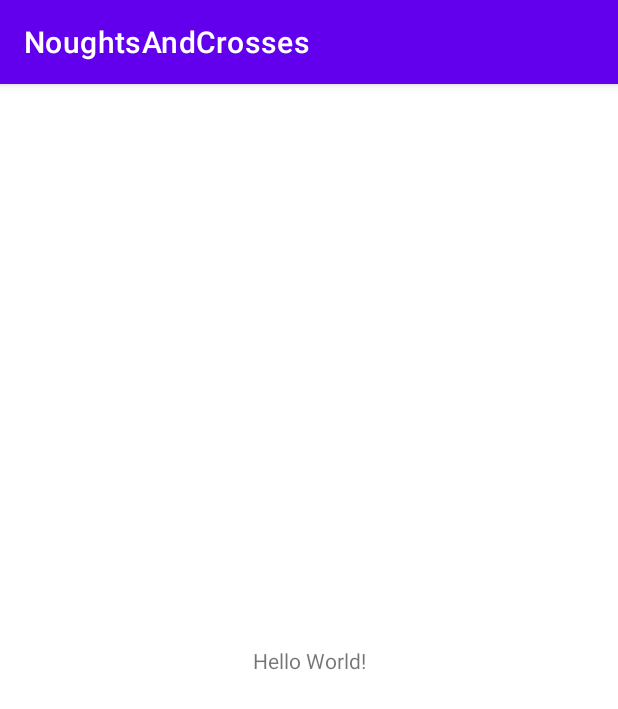
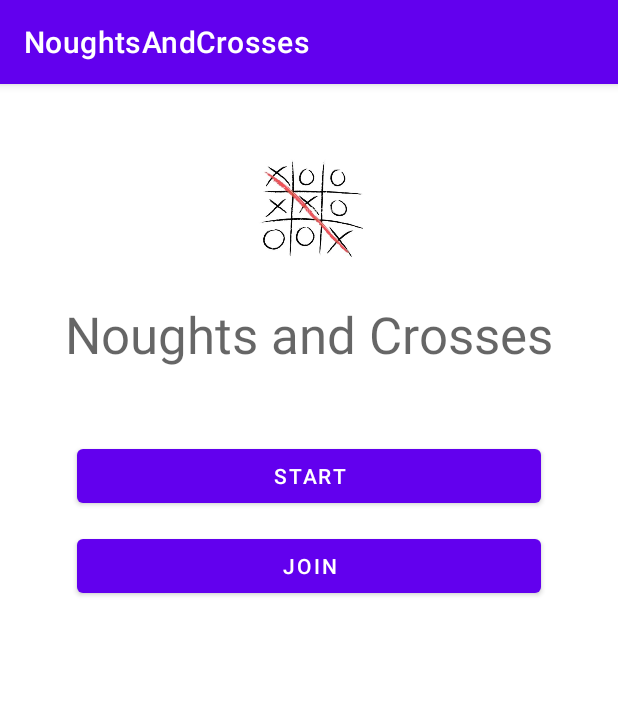
Before and after one commit to andersdrivdal/noughtsAndCrosses, an Android app: the screen it shows after launch (MainActivity), on a phone screen of 412 x 824 dp. Shown: the top 709 px of the screen. Run offline under Robolectric (Android 15) with nearby library versions, the phone set to English and light mode, and no system bars.

Commit message:
Add GameManager, dialogs etc to help verify GameService funcionality. CreateGame yields correct response from server

```diff
--- a/app/build.gradle
+++ b/app/build.gradle
@@ -16,6 +16,10 @@ android {
         versionName "1.0"
 
         testInstrumentationRunner "androidx.test.runner.AndroidJUnitRunner"
+    }
+
+    buildFeatures{
+        viewBinding true
     }
 
     buildTypes {
--- a/app/src/main/java/com/example/noughtsandcrosses/MainActivity.kt
+++ b/app/src/main/java/com/example/noughtsandcrosses/MainActivity.kt
@@ -2,10 +2,49 @@ package com.example.noughtsandcrosses
 
 import androidx.appcompat.app.AppCompatActivity
 import android.os.Bundle
+import android.util.Log
+import com.example.noughtsandcrosses.databinding.ActivityMainBinding
+import com.example.noughtsandcrosses.dialogs.CreateGameDialog
+import com.example.noughtsandcrosses.dialogs.GameDialogListener
+import com.example.noughtsandcrosses.dialogs.JoinGameDialog
 
-class MainActivity : AppCompatActivity() {
+class MainActivity : AppCompatActivity(), GameDialogListener {
+
+    val TAG:String = "MainActivity"
+
+    lateinit var binding: ActivityMainBinding
+
     override fun onCreate(savedInstanceState: Bundle?) {
         super.onCreate(savedInstanceState)
-        setContentView(R.layout.activity_main)
+        binding = ActivityMainBinding.inflate(layoutInflater)
+        setContentView(binding.root)
+
+        binding.startGameButton.setOnClickListener {
+            createNewGame()
+        }
+
+        binding.joinGameButton.setOnClickListener {
+            joinGame()
+        }
+
     }
+
+    private fun createNewGame(){
+        val dlg = CreateGameDialog()
+        dlg.show(supportFragmentManager,"CreateGameDialogFragment")
+    }
+
+    private fun joinGame(){
+        val dlg = JoinGameDialog()
+        dlg.show(supportFragmentManager,"JoinGameDialogFragment")
+    }
+
+    override fun onDialogCreateGame(player: String) {
+        Log.d(TAG,player)
+    }
+
+    override fun onDialogJoinGame(player: String, gameId: String) {
+        Log.d(TAG, "$player $gameId")
+    }
+
 }
--- /dev/null
+++ b/app/src/main/java/com/example/noughtsandcrosses/dialogs/DialogInterfaces.kt
@@ -0,0 +1,6 @@
+package com.example.noughtsandcrosses.dialogs
+
+interface GameDialogListener {
+    fun onDialogCreateGame(player:String)
+    fun onDialogJoinGame(player: String, gameId:String)
+}
--- /dev/null
+++ b/app/src/main/res/drawable-v26/ic_noughts_and_crosses.xml
@@ -0,0 +1,5 @@
+<?xml version="1.0" encoding="utf-8"?>
+<adaptive-icon xmlns:android="http://schemas.android.com/apk/res/android">
+    <background android:drawable="@drawable/ic_launcher_background"/>
+    <foreground android:drawable="@mipmap/ic_launcher_foreground"/>
+</adaptive-icon>
--- a/app/src/main/res/layout/activity_main.xml
+++ b/app/src/main/res/layout/activity_main.xml
@@ -6,13 +6,50 @@
     android:layout_height="match_parent"
     tools:context=".MainActivity">
 
-    <TextView
+
+    <ImageView
+        android:id="@+id/imageView"
         android:layout_width="wrap_content"
         android:layout_height="wrap_content"
-        android:text="Hello World!"
-        app:layout_constraintBottom_toBottomOf="parent"
-        app:layout_constraintLeft_toLeftOf="parent"
-        app:layout_constraintRight_toRightOf="parent"
-        app:layout_constraintTop_toTopOf="parent" />
+        android:layout_marginTop="48dp"
+        app:layout_constraintEnd_toEndOf="parent"
+        app:layout_constraintStart_toStartOf="parent"
+        app:layout_constraintTop_toTopOf="parent"
+        app:srcCompat="@drawable/ic_noughts_and_crosses"
+        android:contentDescription="@string/tre_pa_rad_logo" />
+
+    <TextView
+        android:id="@+id/title"
+        android:layout_width="wrap_content"
+        android:layout_height="wrap_content"
+        android:layout_marginTop="24dp"
+        android:text="@string/knots_and_crosses"
+        android:textAppearance="@style/TextAppearance.AppCompat.Display1"
+        app:layout_constraintEnd_toEndOf="parent"
+        app:layout_constraintStart_toStartOf="parent"
+        app:layout_constraintTop_toBottomOf="@+id/imageView" />
+
+    <Button
+        android:id="@+id/startGameButton"
+        android:layout_width="0dp"
+        android:layout_height="wrap_content"
+        android:layout_marginTop="48dp"
+        android:text="@string/start"
+        app:layout_constraintEnd_toEndOf="parent"
+        app:layout_constraintStart_toStartOf="parent"
+        app:layout_constraintTop_toBottomOf="@+id/title"
+        app:layout_constraintWidth_percent="0.75" />
+
+    <Button
+        android:id="@+id/joinGameButton"
+        android:layout_width="0dp"
+        android:layout_height="wrap_content"
+        android:layout_marginTop="12dp"
+        android:text="@string/join"
+        app:layout_constraintEnd_toEndOf="parent"
+        app:layout_constraintStart_toStartOf="parent"
+        app:layout_constraintTop_toBottomOf="@+id/startGameButton"
+        app:layout_constraintWidth_percent="0.75" />
+
 
 </androidx.constraintlayout.widget.ConstraintLayout>
--- a/build.gradle
+++ b/build.gradle
@@ -5,7 +5,7 @@ buildscript {
         mavenCentral()
     }
     dependencies {
-        classpath "com.android.tools.build:gradle:7.0.0-alpha14"
+        classpath 'com.android.tools.build:gradle:7.0.0-alpha15'
         classpath "org.jetbrains.kotlin:kotlin-gradle-plugin:1.4.32"
 
         // NOTE: Do not place your application dependencies here; they belong
```
Also changed, not shown: app/src/main/AndroidManifest.xml (+8 -4 lines), app/src/main/java/com/example/noughtsandcrosses/GameActivity.kt (added, +16 -0 lines), app/src/main/java/com/example/noughtsandcrosses/GameManager.kt (added, +40 -0 lines), app/src/main/java/com/example/noughtsandcrosses/api/GameService.kt (+7 -3 lines), app/src/main/java/com/example/noughtsandcrosses/dialogs/CreateGameDialog.kt (added, +56 -0 lines), app/src/main/java/com/example/noughtsandcrosses/dialogs/JoinGameDialog.kt (added, +56 -0 lines), app/src/main/res/layout/activity_game.xml (added, +115 -0 lines), app/src/main/res/layout/dialog_create_game.xml (added, +15 -0 lines), app/src/main/res/layout/dialog_join_game.xml (added, +25 -0 lines), app/src/main/res/values/strings.xml (+6 -5 lines), gradle/wrapper/gradle-wrapper.properties.
